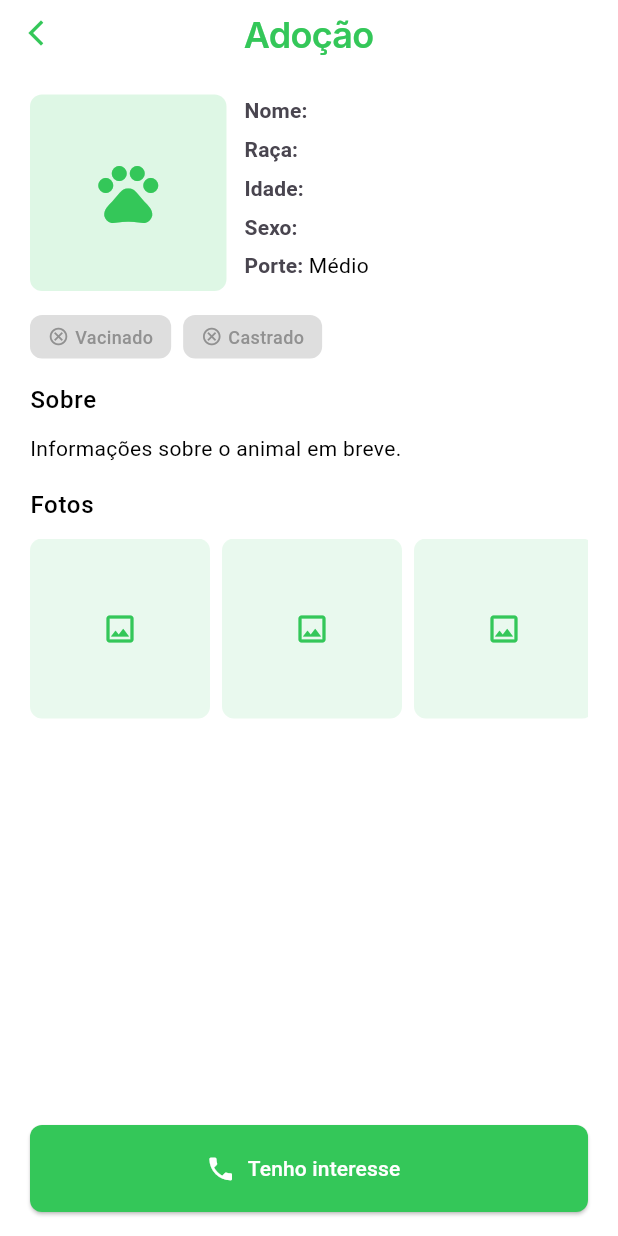
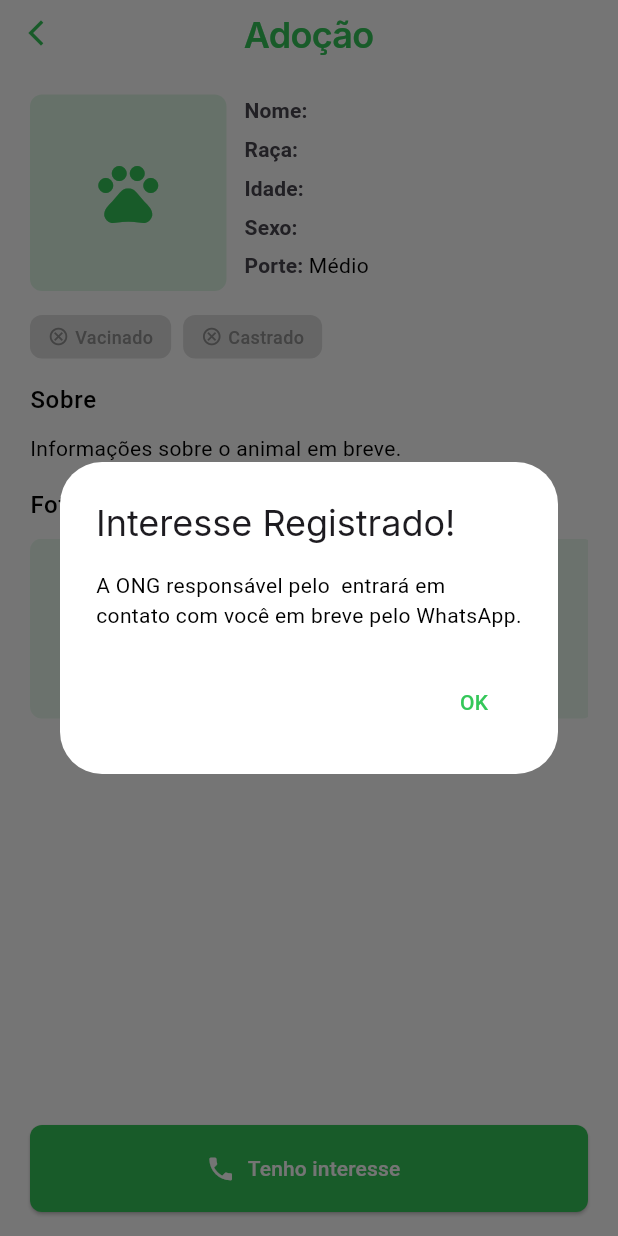
Before and after one commit to Lvasp16rnd/FrentisCaoApp, a Flutter app: the AnimalDetailView screen opened directly with empty values, after a tap on "Tenho interesse", on a phone screen of 412 x 824 dp. Run offline on Flutter 3.47's test engine with Material 3 defaults, Android fonts, the phone set to English and light mode, and no system bars; our stand-ins replace flutter_dotenv, go_router, google_fonts, image_picker, mask_text_input_formatter, share_plus and 1 more; accounts and stored records are empty; network calls fail.

Commit message:
feat: campanhas

```diff
--- a/frentis_cao/lib/views/auth/login_view.dart
+++ b/frentis_cao/lib/views/auth/login_view.dart
@@ -65,8 +65,8 @@ class _LoginViewState extends State<LoginView> {
                 const SizedBox(height: 80),
                 Image.asset(
                   'assets/pics/Login/adopt-a-pet/bro.png',
-                  height: 200,
-                  width: 250,
+                  height: 350,
+                  width: 400,
                   fit: BoxFit.contain,
                 ),
                 const SizedBox(height: 40),
--- a/frentis_cao/lib/views/details/detail_views.dart
+++ b/frentis_cao/lib/views/details/detail_views.dart
@@ -3,6 +3,7 @@ import 'package:go_router/go_router.dart';
 import 'package:share_plus/share_plus.dart';
 import 'package:frentis_cao/core/app_theme.dart';
 import 'package:frentis_cao/models/content_models.dart';
+import 'package:frentis_cao/views/checkout/checkout_mock_view.dart';
 
 /// Tela de detalhes de um post do feed.
 /// Layout: AppBar verde → header ONG → imagem grande → conteúdo → botões Doar/Compartilhar
@@ -125,7 +126,13 @@ class PostDetailView extends StatelessWidget {
                     width: double.infinity,
                     height: 58,
                     child: ElevatedButton.icon(
-                      onPressed: () {},
+                      onPressed: () {
+                        Navigator.of(context).push(
+                          MaterialPageRoute(
+                            builder: (_) => CheckoutMockView(receiverName: post.orgName),
+                          ),
+                        );
+                      },
                       icon: const Icon(Icons.volunteer_activism, size: 20),
                       label: const Text('Doar'),
                       style: ElevatedButton.styleFrom(
@@ -312,7 +319,21 @@ class AnimalDetailView extends StatelessWidget {
                 width: double.infinity,
                 height: 58,
                 child: ElevatedButton.icon(
-                  onPressed: () {},
+                  onPressed: () {
+                    showDialog(
+                      context: context,
+                      builder: (ctx) => AlertDialog(
+                        title: const Text('Interesse Registrado!'),
+                        content: Text('A ONG responsável pelo ${animal.name} entrará em contato com você em breve pelo WhatsApp.'),
+                        actions: [
+                          TextButton(
+                            onPressed: () => Navigator.of(ctx).pop(),
+                            child: const Text('OK'),
+                          ),
+                        ],
+                      ),
+                    );
+                  },
                   icon: const Icon(Icons.phone, size: 20),
                   label: const Text('Tenho interesse'),
                   style: ElevatedButton.styleFrom(
```
Lines whose indentation alone changed are shown as unchanged.
